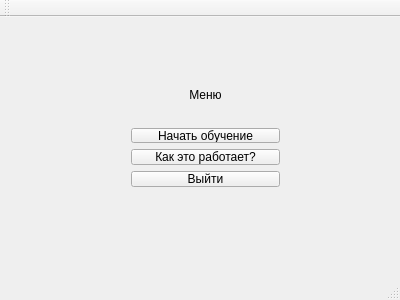
Old version of the form mainwindow.ui in the repository philipscode/typingTrainer.
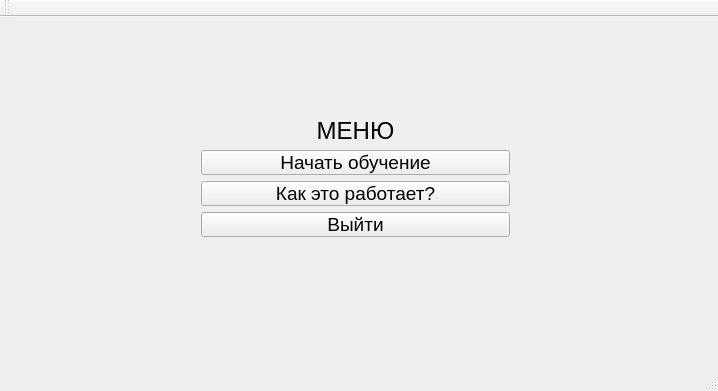
New version of the form.

The edit to the form file:
```diff
--- a/mainwindow.ui
+++ b/mainwindow.ui
@@ -6,21 +6,24 @@
    <rect>
     <x>0</x>
     <y>0</y>
-    <width>400</width>
-    <height>300</height>
+    <width>718</width>
+    <height>391</height>
    </rect>
   </property>
   <property name="windowTitle">
    <string>MainWindow</string>
   </property>
+  <property name="locale">
+   <locale language="Russian" country="Russia"/>
+  </property>
   <widget class="QWidget" name="centralWidget">
    <widget class="QWidget" name="layoutWidget">
     <property name="geometry">
      <rect>
-      <x>120</x>
-      <y>60</y>
-      <width>171</width>
-      <height>121</height>
+      <x>190</x>
+      <y>90</y>
+      <width>331</width>
+      <height>141</height>
      </rect>
     </property>
     <layout class="QVBoxLayout" name="verticalLayout">
@@ -29,21 +32,20 @@
        <property name="enabled">
         <bool>true</bool>
        </property>
+       <property name="font">
+        <font>
+         <family>Arial</family>
+         <pointsize>18</pointsize>
+        </font>
+       </property>
        <property name="text">
-        <string>Меню</string>
+        <string>МЕНЮ</string>
        </property>
        <property name="alignment">
         <set>Qt::AlignCenter</set>
        </property>
       </widget>
      </item>
-     <item>
-      <widget class="QLabel" name="label">
-       <property name="text">
-        <string/>
-       </property>
-      </widget>
-     </item>
      <item>
       <widget class="QPushButton" name="Begin">
        <property name="sizePolicy">
@@ -52,6 +54,12 @@
          <verstretch>0</verstretch>
         </sizepolicy>
        </property>
+       <property name="font">
+        <font>
+         <family>Arial</family>
+         <pointsize>14</pointsize>
+        </font>
+       </property>
        <property name="text">
         <string>Начать обучение</string>
        </property>
@@ -59,6 +67,12 @@
      </item>
      <item>
       <widget class="QPushButton" name="About">
+       <property name="font">
+        <font>
+         <family>Arial</family>
+         <pointsize>14</pointsize>
+        </font>
+       </property>
        <property name="text">
         <string>Как это работает?</string>
        </property>
@@ -66,6 +80,12 @@
      </item>
      <item>
       <widget class="QPushButton" name="Exit">
+       <property name="font">
+        <font>
+         <family>Arial</family>
+         <pointsize>14</pointsize>
+        </font>
+       </property>
        <property name="text">
         <string>Выйти</string>
        </property>
@@ -79,7 +99,7 @@
     <rect>
      <x>0</x>
      <y>0</y>
-     <width>400</width>
+     <width>718</width>
      <height>22</height>
     </rect>
    </property>
```
